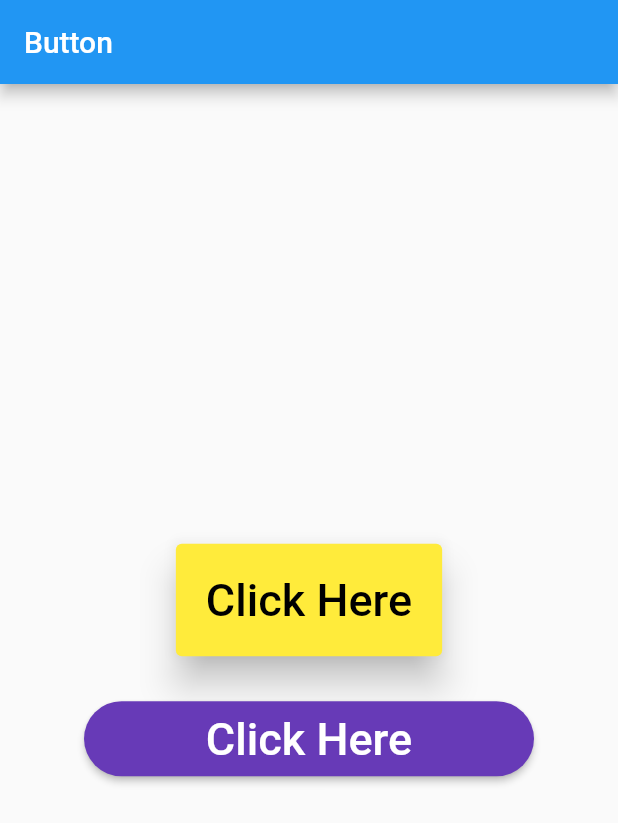
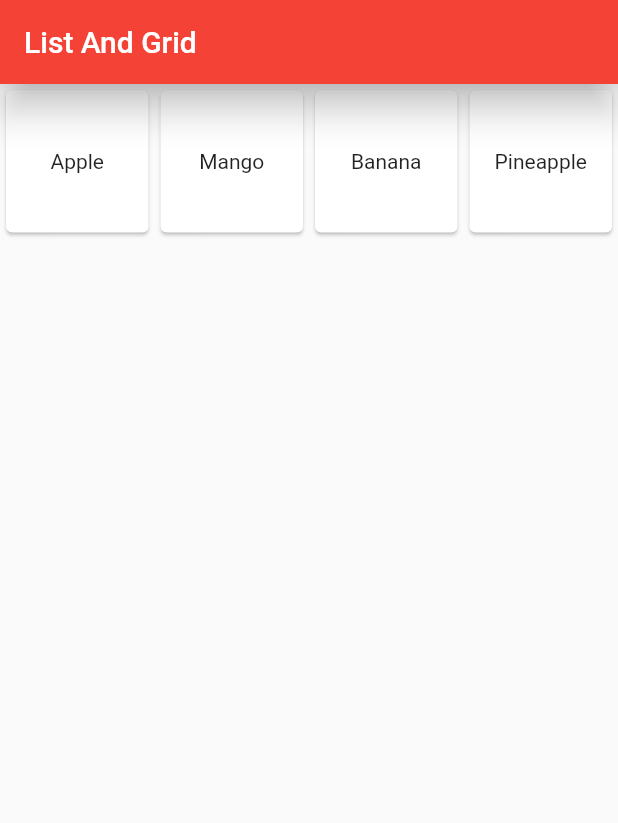
Before and after one commit to itsnehabhagat05/LearningFlutterTopics, a Flutter app: the screen it shows after launch, on a phone screen of 412 x 824 dp. Shown: the top 823 px of the screen. Run offline on Flutter 3.47's test engine with Material 2 defaults, Android fonts, the light colour scheme and no system bars.

Commit message:
List and Grid

```diff
--- a/lib/main.dart
+++ b/lib/main.dart
@@ -1,5 +1,6 @@
 import 'package:flutter/material.dart';
 import 'package:learn_flutter/widgets/container_sized.dart';
+import 'package:learn_flutter/widgets/list_grid.dart';
 import 'package:learn_flutter/widgets/rowscols.dart';
 import 'package:learn_flutter/widgets/buttons.dart';
 
@@ -19,7 +20,7 @@ class LearnApp extends StatelessWidget {
         brightness: Brightness.light,
 
         primaryColor: Colors.deepPurple,),
-      home:ButtonWidget() ,
+      home:ListGrid() ,
 
     );
   }
--- /dev/null
+++ b/lib/widgets/list_grid.dart
@@ -0,0 +1,113 @@
+
+
+import 'package:flutter/material.dart';
+
+class ListGrid extends StatefulWidget {
+  const ListGrid({super.key});
+
+  @override
+  State<ListGrid> createState() => _ListGridState();
+}
+
+class _ListGridState extends State<ListGrid> {
+  List <String> fruits = ["Apple","Mango","Banana","Pineapple"];
+  Map fruits_person = {
+    'fruits' :["Apple","Mango","Banana","Pineapple"],
+    'name' : ['Neha','Karan','Akshit','Ankita']
+  };
+  @override
+  Widget build(BuildContext context) {
+    return Scaffold(
+      appBar: AppBar(
+        title: Text('List And Grid'),
+        backgroundColor: Colors.red,
+        // shape: RoundedRectangleBorder(
+        // borderRadius: BorderRadius.circular(15),
+        // ),
+        elevation: 10,
+      ),
+
+      body: Container(
+        //G  R  I  D  V  I  E  W :--------------------------------------------
+
+        child: GridView.builder(
+          itemCount: fruits.length,
+          gridDelegate:
+          SliverGridDelegateWithFixedCrossAxisCount(
+            crossAxisCount: 4),
+            itemBuilder: ((context, index) {
+              return Card(
+              child: Center(
+                child:Text(fruits[index]),),
+            );
+          })),
+
+
+        // G  R  I  D  V  I  E  W : ------------------------------------------
+
+        // child: GridView(
+        //   gridDelegate: SliverGridDelegateWithFixedCrossAxisCount(
+        //     crossAxisCount:2,
+        //     crossAxisSpacing: 20,
+        //     mainAxisSpacing: 20,
+        //     childAspectRatio: 2/3),
+        //     children: [
+        //       Card(
+        //         child: Center(child: Text('Orange')),
+        //         elevation: 10,
+        //       ),
+        //       Card(
+        //         child: Center(child: Text('Orange')),
+        //         elevation: 10,
+        //       ),
+        //       Card(
+        //         child: Center(child: Text('Orange')),
+        //         elevation: 10,
+        //       ),Card(
+        //         child: Center(child: Text('Orange')),
+        //         elevation: 10,
+        //       ),
+        //        Card(
+        //         child: Center(child: Text('Orange')),
+        //         elevation: 10,
+        //       ),
+        //       Card(
+        //         child: Center(child: Text('Orange')),
+        //         elevation: 10,
+        //       ),
+
+        //     ],
+        //   ),
+
+
+        //L  I  S  T  V  I  E  W :----------------------------------------------------
+
+        // child: ListView.builder(
+        //   itemCount: fruits.length,
+        //   itemBuilder: ((context, index) {
+        //     return Card(
+        //       child: ListTile(
+        //         onTap: () {
+        //           print(fruits_person['fruits'][index]);
+        //         },
+        //         leading: Icon(Icons.person),
+        //         title:Text( fruits_person['fruits'][index]),
+        //         subtitle: Text( fruits_person['name'][index]),
+
+        //     ));
+        //   }),
+        // ),
+
+          // Card(
+          //   child: ListTile(
+          //     title: Text('Papaya'),
+          //     subtitle: Text('Neha'),
+          //   ),
+          // ),
+
+
+
+      ),
+    );
+  }
+}
```
